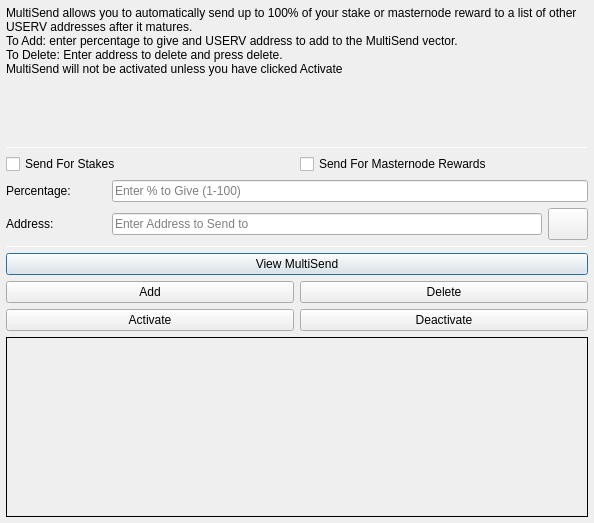
This is src/qt/forms/multisenddialog.ui in uservapp/uservcoin as Qt 5 draws it before an edit. The edited form follows.
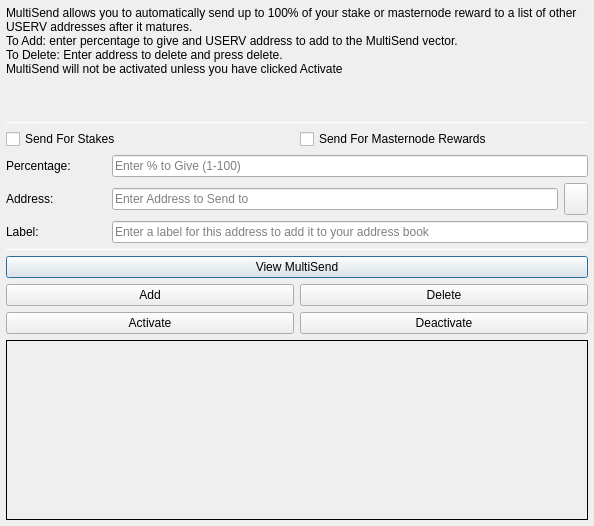
This is the edited form. Icons and pictures are not drawn.

Patch:
```diff
--- a/src/qt/forms/multisenddialog.ui
+++ b/src/qt/forms/multisenddialog.ui
@@ -10,7 +10,7 @@
     <x>0</x>
     <y>0</y>
     <width>594</width>
-    <height>523</height>
+    <height>526</height>
    </rect>
   </property>
   <property name="windowTitle">
@@ -30,7 +30,7 @@
     <number>6</number>
    </property>
    <item>
-    <layout class="QVBoxLayout" name="verticalLayout_Main" stretch="1,1,1,1,1,1">
+    <layout class="QVBoxLayout" name="verticalLayout_Main" stretch="1,1,1,0,1,1,1">
      <item>
       <widget class="QLabel" name="label_2">
        <property name="lineWidth">
@@ -148,7 +148,7 @@
           </widget>
          </item>
          <item>
-          <widget class="QPushButton" name="addressBookButton">
+          <widget class="QToolButton" name="addressBookButton">
            <property name="maximumSize">
             <size>
              <width>16777215</width>
@@ -168,15 +168,36 @@
            <property name="shortcut">
             <string>Alt+A</string>
            </property>
-           <property name="autoDefault">
-            <bool>false</bool>
-           </property>
           </widget>
          </item>
         </layout>
        </item>
       </layout>
      </item>
+     <item>
+      <layout class="QHBoxLayout" name="horizontalLayout_3">
+       <item>
+        <widget class="QLabel" name="label_3">
+         <property name="minimumSize">
+          <size>
+           <width>100</width>
+           <height>0</height>
+          </size>
+         </property>
+         <property name="text">
+          <string>Label:</string>
+         </property>
+        </widget>
+       </item>
+       <item>
+        <widget class="QLineEdit" name="labelAddressLabelEdit">
+         <property name="placeholderText">
+          <string>Enter a label for this address to add it to your address book</string>
+         </property>
+        </widget>
+       </item>
+      </layout>
+     </item>
      <item>
       <widget class="Line" name="line_2">
        <property name="minimumSize">
```
